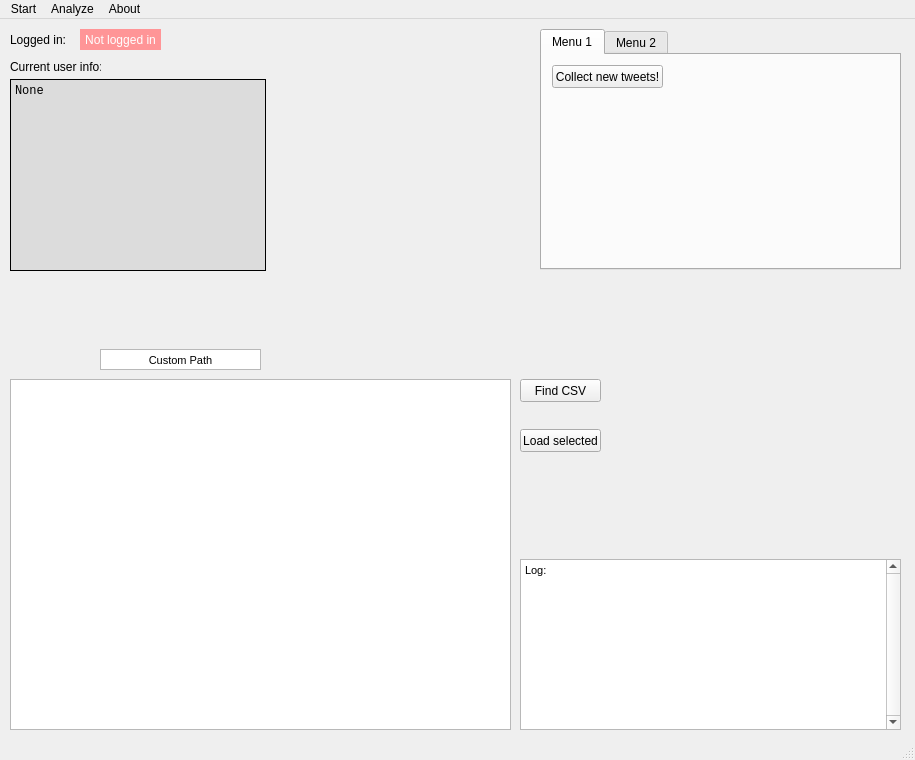
First picture: the form in TwitterAnalyzer/GUI.ui, repository GrzegorzKrug/TwitterAnalyzer, before the edit.
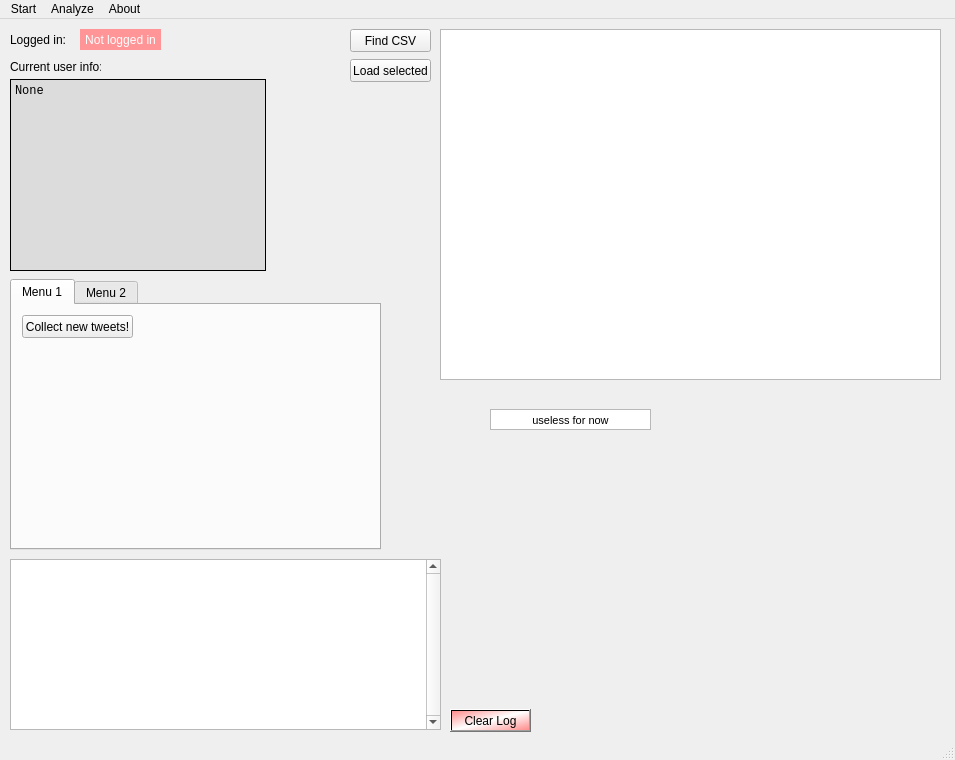
Second picture: the form after the edit.

Commit message: Basic console logs in GUI

What changed in the file:
```diff
--- a/TwitterAnalyzer/GUI.ui
+++ b/TwitterAnalyzer/GUI.ui
@@ -6,7 +6,7 @@
    <rect>
     <x>0</x>
     <y>0</y>
-    <width>915</width>
+    <width>955</width>
     <height>760</height>
    </rect>
   </property>
@@ -17,10 +17,10 @@
    <widget class="QTabWidget" name="tabWidget">
     <property name="geometry">
      <rect>
-      <x>540</x>
-      <y>10</y>
-      <width>361</width>
-      <height>241</height>
+      <x>10</x>
+      <y>260</y>
+      <width>371</width>
+      <height>271</height>
      </rect>
     </property>
     <property name="currentIndex">
@@ -102,8 +102,8 @@
    <widget class="QTreeView" name="treeView">
     <property name="geometry">
      <rect>
-      <x>10</x>
-      <y>360</y>
+      <x>440</x>
+      <y>10</y>
       <width>501</width>
       <height>351</height>
      </rect>
@@ -112,8 +112,8 @@
    <widget class="QPushButton" name="pushButton_find_csv">
     <property name="geometry">
      <rect>
-      <x>520</x>
-      <y>360</y>
+      <x>350</x>
+      <y>10</y>
       <width>81</width>
       <height>23</height>
      </rect>
@@ -125,8 +125,8 @@
    <widget class="QTextEdit" name="textEdit">
     <property name="geometry">
      <rect>
-      <x>100</x>
-      <y>330</y>
+      <x>490</x>
+      <y>390</y>
       <width>161</width>
       <height>21</height>
      </rect>
@@ -150,7 +150,7 @@
 &lt;html&gt;&lt;head&gt;&lt;meta name=&quot;qrichtext&quot; content=&quot;1&quot; /&gt;&lt;style type=&quot;text/css&quot;&gt;
 p, li { white-space: pre-wrap; }
 &lt;/style&gt;&lt;/head&gt;&lt;body style=&quot; font-family:'MS Shell Dlg 2'; font-size:6pt; font-weight:400; font-style:normal;&quot;&gt;
-&lt;p align=&quot;center&quot; style=&quot; margin-top:0px; margin-bottom:0px; margin-left:0px; margin-right:0px; -qt-block-indent:0; text-indent:0px;&quot;&gt;&lt;span style=&quot; font-size:8.25pt;&quot;&gt;Custom Path&lt;/span&gt;&lt;/p&gt;&lt;/body&gt;&lt;/html&gt;</string>
+&lt;p align=&quot;center&quot; style=&quot; margin-top:0px; margin-bottom:0px; margin-left:0px; margin-right:0px; -qt-block-indent:0; text-indent:0px;&quot;&gt;&lt;span style=&quot; font-size:8.25pt;&quot;&gt;useless for now&lt;/span&gt;&lt;/p&gt;&lt;/body&gt;&lt;/html&gt;</string>
     </property>
    </widget>
    <widget class="QPlainTextEdit" name="plainTextEdit_selected_user">
@@ -188,9 +188,9 @@
    <widget class="QTextEdit" name="textEdit_log">
     <property name="geometry">
      <rect>
-      <x>520</x>
+      <x>10</x>
       <y>540</y>
-      <width>381</width>
+      <width>431</width>
       <height>171</height>
      </rect>
     </property>
@@ -208,14 +208,14 @@
 &lt;html&gt;&lt;head&gt;&lt;meta name=&quot;qrichtext&quot; content=&quot;1&quot; /&gt;&lt;style type=&quot;text/css&quot;&gt;
 p, li { white-space: pre-wrap; }
 &lt;/style&gt;&lt;/head&gt;&lt;body style=&quot; font-family:'MS Shell Dlg 2'; font-size:8.25pt; font-weight:400; font-style:normal;&quot;&gt;
-&lt;p style=&quot; margin-top:0px; margin-bottom:0px; margin-left:0px; margin-right:0px; -qt-block-indent:0; text-indent:0px;&quot;&gt;Log:&lt;/p&gt;&lt;/body&gt;&lt;/html&gt;</string>
+&lt;p style=&quot;-qt-paragraph-type:empty; margin-top:0px; margin-bottom:0px; margin-left:0px; margin-right:0px; -qt-block-indent:0; text-indent:0px;&quot;&gt;&lt;br /&gt;&lt;/p&gt;&lt;/body&gt;&lt;/html&gt;</string>
     </property>
    </widget>
    <widget class="QPushButton" name="pushButton_load_csv">
     <property name="geometry">
      <rect>
-      <x>520</x>
-      <y>410</y>
+      <x>350</x>
+      <y>40</y>
       <width>81</width>
       <height>23</height>
      </rect>
@@ -224,13 +224,29 @@
      <string>Load selected</string>
     </property>
    </widget>
+   <widget class="QPushButton" name="pushButton_clear_log">
+    <property name="geometry">
+     <rect>
+      <x>450</x>
+      <y>690</y>
+      <width>81</width>
+      <height>23</height>
+     </rect>
+    </property>
+    <property name="styleSheet">
+     <string notr="true">background-color: qlineargradient(spread:reflect, x1:0.5, y1:0.5, x2:0, y2:0.028, stop:0 rgba(255, 255, 255, 255), stop:1 rgba(255, 144, 144, 255));</string>
+    </property>
+    <property name="text">
+     <string>Clear Log</string>
+    </property>
+   </widget>
   </widget>
   <widget class="QMenuBar" name="menubar">
    <property name="geometry">
     <rect>
      <x>0</x>
      <y>0</y>
-     <width>915</width>
+     <width>955</width>
      <height>21</height>
     </rect>
    </property>
```
The commit also changes 4 other files.
